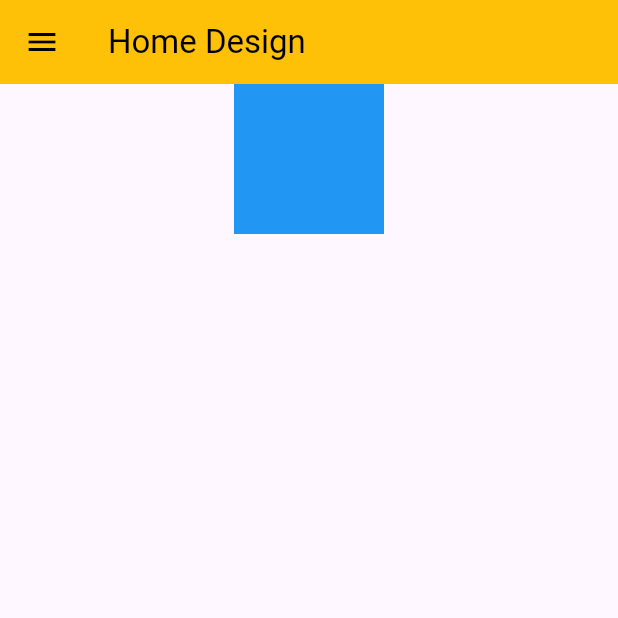
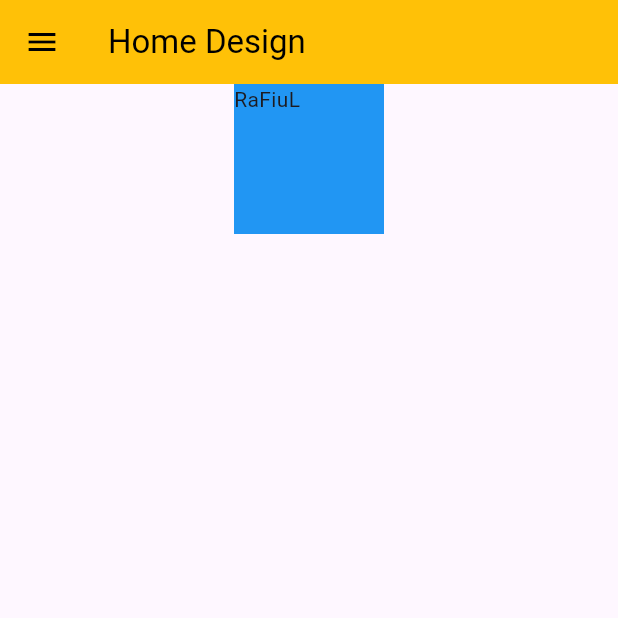
Before and after one commit to RaFiuL-RaZu/design_part, a Flutter app: the screen it shows after launch, on a phone screen of 412 x 824 dp, the top half of it. Run offline on Flutter 3.47's test engine with Material 3 defaults, Android fonts, the phone set to English and light mode, and no system bars.

Commit message:
first commit

```diff
--- a/lib/main.dart
+++ b/lib/main.dart
@@ -39,6 +39,7 @@ class HomeScren extends StatelessWidget{
               height: 100,
               width: 100,
               color: Colors.blue,
+              child: Text("RaFiuL"),
             )
           ],
         ),
```
